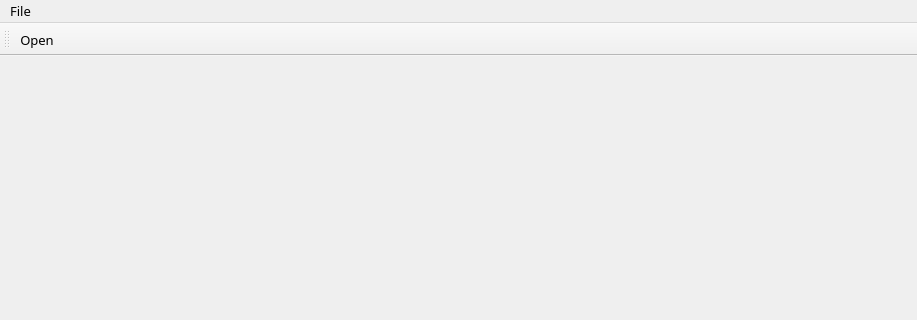
Old version of the form ComBombGui/mainwindow.ui in the repository cdesjardins/ComBomb; both pictures show x 0 to 917 and y 0 to 320 of the 917 by 637 pixel window.
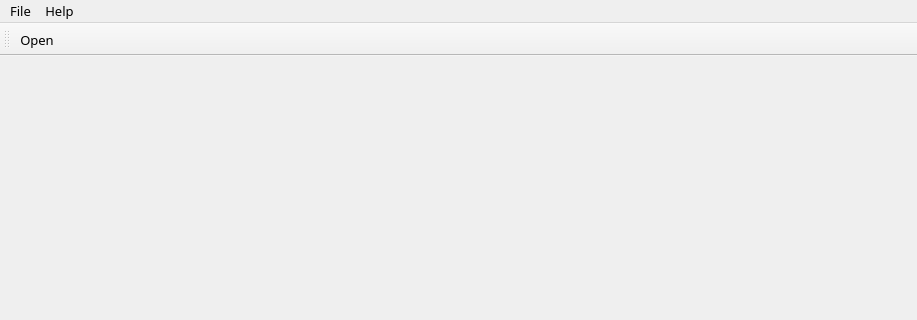
New version of the form. Icons and pictures are not drawn.

The edit to the form file:
```diff
--- a/ComBombGui/mainwindow.ui
+++ b/ComBombGui/mainwindow.ui
@@ -31,7 +31,7 @@
      <x>0</x>
      <y>0</y>
      <width>917</width>
-     <height>22</height>
+     <height>21</height>
     </rect>
    </property>
    <widget class="QMenu" name="_menuFile">
@@ -41,7 +41,14 @@
     <addaction name="actionOpen"/>
     <addaction name="actionExit"/>
    </widget>
+   <widget class="QMenu" name="menuHelp">
+    <property name="title">
+     <string>Help</string>
+    </property>
+    <addaction name="actionAbout_ComBomb"/>
+   </widget>
    <addaction name="_menuFile"/>
+   <addaction name="menuHelp"/>
   </widget>
   <widget class="QToolBar" name="_mainToolBar">
    <attribute name="toolBarArea">
```
Left out of the diff: 11 changed lines with no effect on the pictures.
